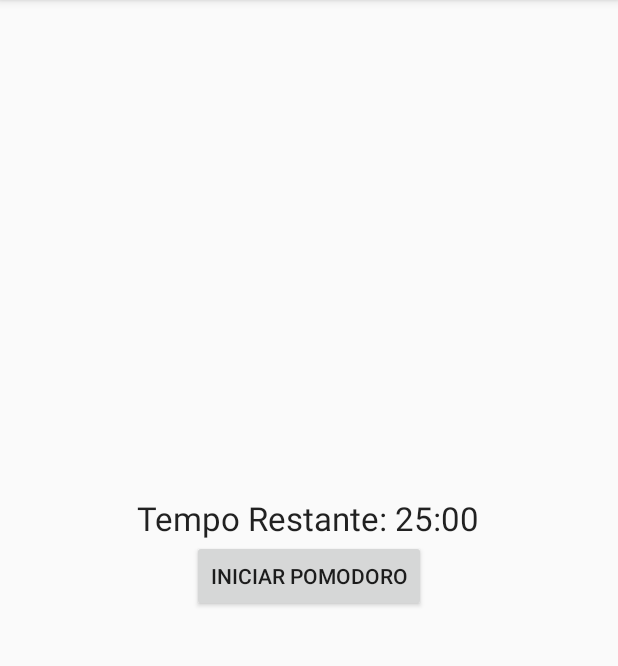
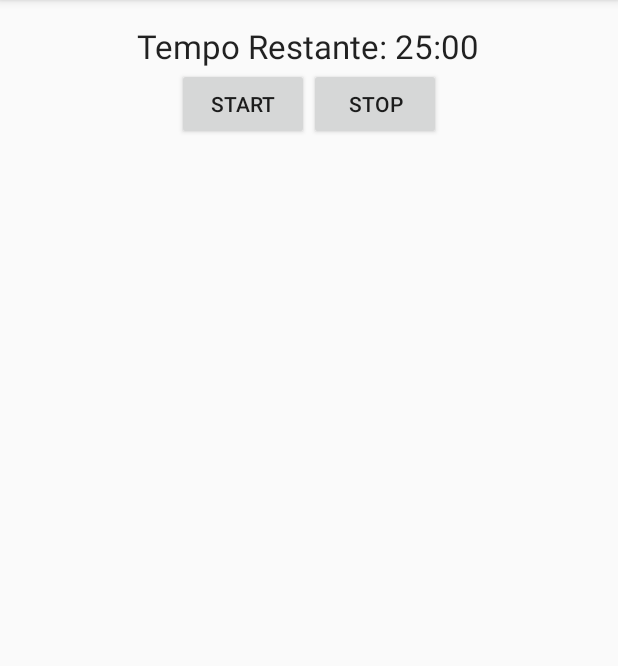
Before and after one commit to netomarin/pomodroid, an Android app: the screen it shows after launch (PomodroidMainActivity), on a phone screen of 412 x 824 dp, the part 84-750 px from its top. Run offline under Robolectric (Android 15) with nearby library versions, the phone set to English and light mode, and no system bars.

Commit message:
Cycle improvements

```diff
--- a/app/src/main/java/br/com/netomarin/pomodroid/PomodroidMainActivity.java
+++ b/app/src/main/java/br/com/netomarin/pomodroid/PomodroidMainActivity.java
@@ -17,7 +17,8 @@ public class PomodroidMainActivity extends Activity {
 
     private long mTimeLeft;
 
-    private Button pomodoroButton;
+    private Button startPomodoroButton;
+    private Button stopPomodoroButton;
     private TextView timerTextView;
 
     private TimerTicReceiver timerTicReceiver;
@@ -30,11 +31,18 @@ public class PomodroidMainActivity extends Activity {
         setContentView(R.layout.activity_pomodroid_main);
 
         timerTextView = (TextView) findViewById(R.id.timerTextView);
-        pomodoroButton = (Button) findViewById(R.id.startPomodoroButton);
-        pomodoroButton.setOnClickListener(new View.OnClickListener() {
+        startPomodoroButton = (Button) findViewById(R.id.startPomodoroButton);
+        startPomodoroButton.setOnClickListener(new View.OnClickListener() {
             @Override
             public void onClick(View v) {
                 startPomodoro();
+            }
+        });
+        stopPomodoroButton = (Button) findViewById(R.id.stopPomodoroButton);
+        stopPomodoroButton.setOnClickListener(new View.OnClickListener() {
+            @Override
+            public void onClick(View v) {
+                stopPomodoro();
             }
         });
     }
@@ -69,11 +77,17 @@ public class PomodroidMainActivity extends Activity {
     }
 
     private void startPomodoro() {
-        startTimerService();
+        startTimerService(PomodoroTimerService.STATE_POMODORO);
     }
 
-    private void startTimerService() {
+    private void stopPomodoro() {
+        stopService(new Intent(this, PomodoroTimerService.class));
+    }
+
+    private void startTimerService(int state) {
         timerService = new Intent(this, PomodoroTimerService.class);
+        timerService.putExtra(PomodoroTimerService.TIMER_EXTRA_STATE,
+                PomodoroTimerService.STATE_POMODORO);
         startService(timerService);
     }
 
@@ -104,8 +118,13 @@ public class PomodroidMainActivity extends Activity {
         public void onReceive(Context context, Intent intent) {
             long timeLeft = intent.getLongExtra(PomodoroTimerService.TIC_BROADCAST_PAYLOAD, 0);
             int state = intent.getIntExtra(PomodoroTimerService.TIC_BROADCAST_STATE, 0);
-            timerTextView.setText(getString(R.string.txt_time_remaining) + " " +
-                    Commons.getRemainingTimeString(timeLeft));
+            if(timeLeft > 0) {
+                timerTextView.setText(getString(R.string.txt_time_remaining) + " " +
+                        Commons.getRemainingTimeString(timeLeft));
+            } else {
+                timerTextView.setText(getString(R.string.txt_pomodoro_finished));
+                currentState = PomodoroTimerService.STATE_FINISHED;
+            }
         }
     }
 }
--- a/app/src/main/res/layout/activity_pomodroid_main.xml
+++ b/app/src/main/res/layout/activity_pomodroid_main.xml
@@ -1,25 +1,42 @@
-<RelativeLayout xmlns:android="http://schemas.android.com/apk/res/android"
-    xmlns:tools="http://schemas.android.com/tools" android:layout_width="match_parent"
-    android:layout_height="match_parent" android:paddingLeft="@dimen/activity_horizontal_margin"
+<LinearLayout xmlns:android="http://schemas.android.com/apk/res/android"
+    xmlns:tools="http://schemas.android.com/tools"
+    android:orientation="vertical"
+    android:layout_width="match_parent"
+    android:layout_height="match_parent"
+    android:paddingLeft="@dimen/activity_horizontal_margin"
     android:paddingRight="@dimen/activity_horizontal_margin"
     android:paddingTop="@dimen/activity_vertical_margin"
-    android:paddingBottom="@dimen/activity_vertical_margin" tools:context=".PomodroidMainActivity">
-
-    <Button
-        android:layout_width="wrap_content"
-        android:layout_height="wrap_content"
-        android:text="Iniciar Pomodoro"
-        android:id="@+id/startPomodoroButton"
-        android:layout_centerVertical="true"
-        android:layout_centerHorizontal="true" />
+    android:paddingBottom="@dimen/activity_vertical_margin"
+    tools:context=".PomodroidMainActivity">
 
     <TextView
         android:layout_width="wrap_content"
         android:layout_height="wrap_content"
         android:textAppearance="?android:attr/textAppearanceLarge"
+        android:layout_gravity="center_horizontal"
         android:text="Tempo Restante: 25:00"
         android:id="@+id/timerTextView"
-        android:layout_above="@+id/startPomodoroButton"
         android:layout_centerHorizontal="true" />
 
-</RelativeLayout>
+    <LinearLayout
+        android:id="@+id/buttonsLinearLayout"
+        android:layout_width="match_parent"
+        android:layout_height="wrap_content"
+        android:gravity="center_horizontal">
+
+        <Button
+            android:layout_width="wrap_content"
+            android:layout_height="wrap_content"
+            android:text="@string/btn_start"
+            android:id="@+id/startPomodoroButton"
+            android:layout_gravity="center_horizontal" />
+
+        <Button
+            android:layout_width="wrap_content"
+            android:layout_height="wrap_content"
+            android:text="@string/btn_stop"
+            android:id="@+id/stopPomodoroButton"
+            android:layout_gravity="center_horizontal" />
+
+        </LinearLayout>
+</LinearLayout>
--- a/app/src/main/res/values/strings.xml
+++ b/app/src/main/res/values/strings.xml
@@ -6,5 +6,12 @@
     <string name="action_settings">Settings</string>
     <string name="txt_time_remaining">Time remaining:</string>
     <string name="toast_pomodoro_started">Pomodoro started!</string>
+    <string name="txt_pomodoro_finished">Congratulations! Pomodoro finished!</string>
+    <string name="txt_title_state_ready">Ready for a new pomodoro?</string>
+    <string name="txt_title_state_pomodoro">Running a pomodoro...</string>
+    <string name="txt_title_state_finished">Pomodoro finished!</string>
+    <string name="txt_title_state_break">Having a break :)</string>
+    <string name="btn_start">Start</string>
+    <string name="btn_stop">Stop</string>
 
 </resources>
```
Also changed, not shown: app/src/main/java/br/com/netomarin/pomodroid/PomodoroTimerService.java (+20 -34 lines).
